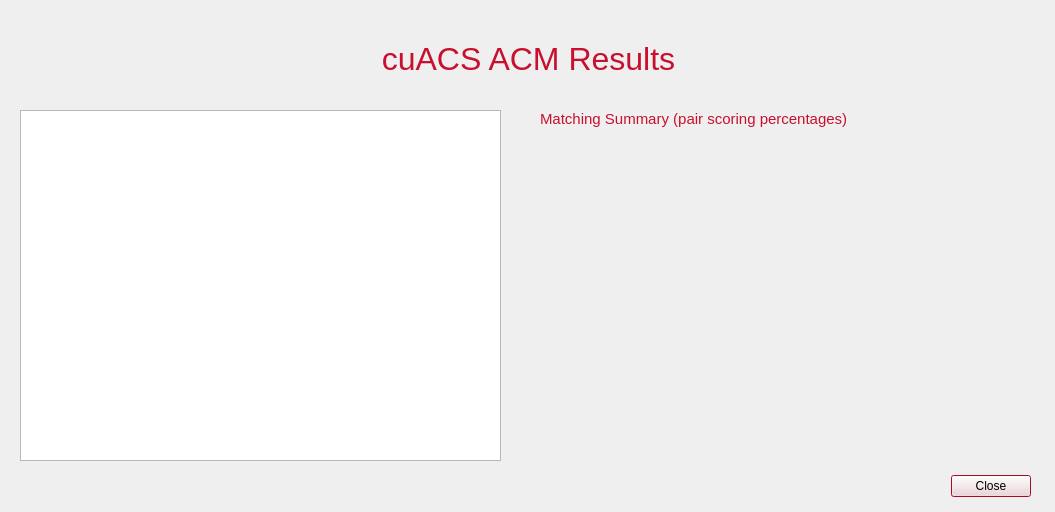
This is cuACS/viewmatches.ui in cameronhawtin/Animal-Farm-cuACS as Qt 5 draws it before an edit. The edited form follows.
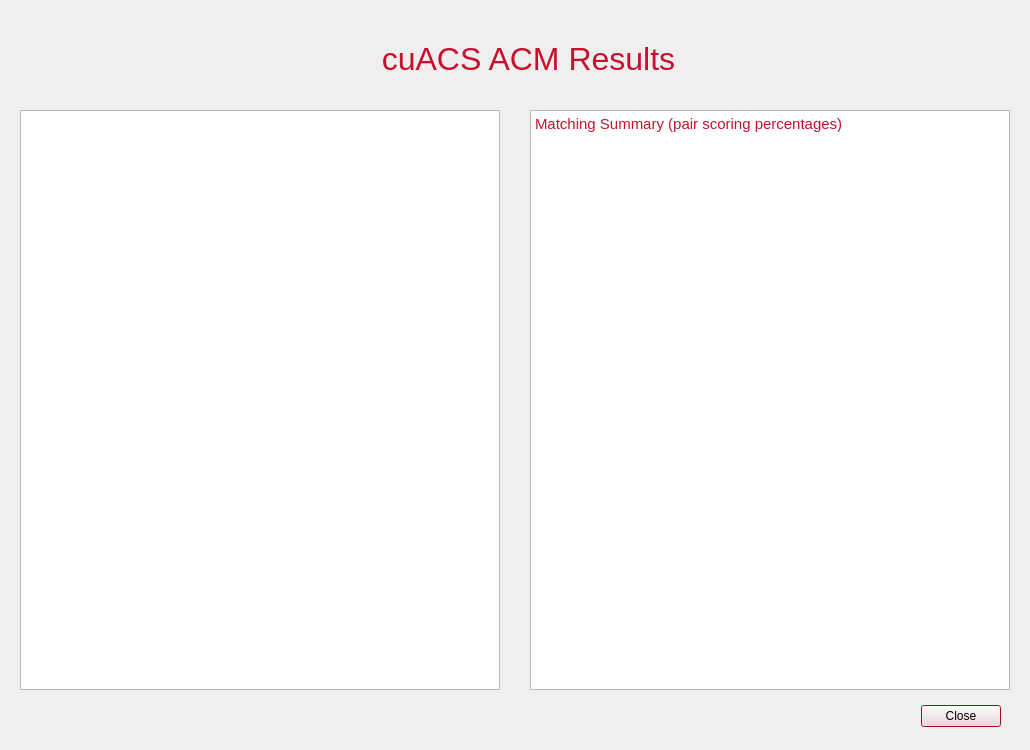
This is the edited form.

```diff
--- a/cuACS/viewmatches.ui
+++ b/cuACS/viewmatches.ui
@@ -6,8 +6,8 @@
    <rect>
     <x>0</x>
     <y>0</y>
-    <width>1055</width>
-    <height>512</height>
+    <width>1030</width>
+    <height>750</height>
    </rect>
   </property>
   <property name="palette">
@@ -161,8 +161,8 @@
   <widget class="QDialogButtonBox" name="buttonBox">
    <property name="geometry">
     <rect>
-     <x>690</x>
-     <y>470</y>
+     <x>660</x>
+     <y>700</y>
      <width>341</width>
      <height>32</height>
     </rect>
@@ -179,18 +179,18 @@
     <rect>
      <x>20</x>
      <y>110</y>
-     <width>481</width>
-     <height>351</height>
+     <width>480</width>
+     <height>580</height>
     </rect>
    </property>
   </widget>
   <widget class="QLabel" name="summaryLabel">
    <property name="geometry">
     <rect>
-     <x>540</x>
-     <y>110</y>
-     <width>481</width>
-     <height>351</height>
+     <x>535</x>
+     <y>115</y>
+     <width>480</width>
+     <height>580</height>
     </rect>
    </property>
    <property name="font">
@@ -198,6 +198,9 @@
      <pointsize>11</pointsize>
     </font>
    </property>
+   <property name="autoFillBackground">
+    <bool>false</bool>
+   </property>
    <property name="text">
     <string>&lt;html&gt;&lt;head/&gt;&lt;body&gt;&lt;p&gt;&lt;span style=&quot; color:#C8102E;&quot;&gt;Matching Summary (pair scoring percentages)&lt;/span&gt;&lt;/p&gt;&lt;/body&gt;&lt;/html&gt;</string>
    </property>
@@ -226,6 +229,21 @@
     <set>Qt::AlignCenter</set>
    </property>
   </widget>
+  <widget class="QTableView" name="tableView">
+   <property name="geometry">
+    <rect>
+     <x>530</x>
+     <y>110</y>
+     <width>480</width>
+     <height>580</height>
+    </rect>
+   </property>
+  </widget>
+  <zorder>tableView</zorder>
+  <zorder>buttonBox</zorder>
+  <zorder>viewMatchesListWidget</zorder>
+  <zorder>summaryLabel</zorder>
+  <zorder>titleLabel</zorder>
  </widget>
  <resources/>
  <connections>
```
